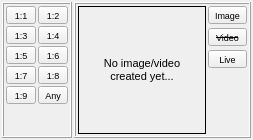
Before: the Qt Designer form desktopgui/desktopgui.ui in mxklabs/mxklabs-matrix, drawn with Qt 5.
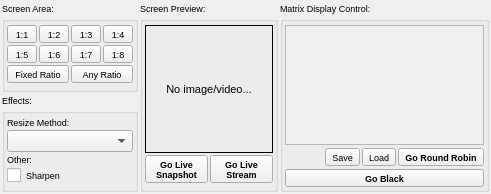
After: the same form once the commit is applied.

Commit message: Reconfigurated the desktop gui or something or nothing.

The edit to the form file:
```diff
--- a/desktopgui/desktopgui.ui
+++ b/desktopgui/desktopgui.ui
@@ -9,8 +9,8 @@
    <rect>
     <x>0</x>
     <y>0</y>
-    <width>252</width>
-    <height>140</height>
+    <width>487</width>
+    <height>194</height>
    </rect>
   </property>
   <property name="sizePolicy">
@@ -52,125 +52,55 @@
      <number>2</number>
     </property>
     <item>
-     <widget class="QFrame" name="frame_2">
+     <widget class="QFrame" name="frame_3">
       <property name="frameShape">
-       <enum>QFrame::Box</enum>
+       <enum>QFrame::NoFrame</enum>
       </property>
       <property name="frameShadow">
        <enum>QFrame::Raised</enum>
       </property>
-      <layout class="QGridLayout" name="gridLayout">
-       <property name="leftMargin">
+      <layout class="QVBoxLayout" name="verticalLayout_4">
+       <property name="spacing">
         <number>2</number>
        </property>
+       <property name="leftMargin">
+        <number>0</number>
+       </property>
        <property name="topMargin">
-        <number>2</number>
+        <number>0</number>
        </property>
        <property name="rightMargin">
-        <number>2</number>
+        <number>0</number>
        </property>
        <property name="bottomMargin">
-        <number>3</number>
+        <number>0</number>
        </property>
-       <property name="spacing">
-        <number>2</number>
-       </property>
-       <item row="4" column="1">
-        <widget class="QToolButton" name="push_button_arbitrary">
-         <property name="sizePolicy">
-          <sizepolicy hsizetype="MinimumExpanding" vsizetype="Fixed">
-           <horstretch>0</horstretch>
-           <verstretch>0</verstretch>
-          </sizepolicy>
-         </property>
-         <property name="minimumSize">
-          <size>
-           <width>30</width>
-           <height>0</height>
-          </size>
-         </property>
+       <item>
+        <widget class="QGroupBox" name="group_screen_area">
          <property name="font">
           <font>
            <pointsize>7</pointsize>
           </font>
          </property>
-         <property name="text">
-          <string>Any</string>
+         <property name="title">
+          <string>Screen Area:</string>
          </property>
-        </widget>
-       </item>
-       <item row="2" column="0">
-        <widget class="QToolButton" name="push_button_1_5">
-         <property name="sizePolicy">
-          <sizepolicy hsizetype="MinimumExpanding" vsizetype="Fixed">
-           <horstretch>1</horstretch>
-           <verstretch>0</verstretch>
-          </sizepolicy>
-         </property>
-         <property name="minimumSize">
-          <size>
-           <width>30</width>
-           <height>0</height>
-          </size>
-         </property>
-         <property name="font">
-          <font>
-           <pointsize>7</pointsize>
-          </font>
-         </property>
-         <property name="text">
-          <string>1:5</string>
-         </property>
-        </widget>
-       </item>
-       <item row="4" column="0">
-        <widget class="QToolButton" name="push_button_1_9">
-         <property name="sizePolicy">
-          <sizepolicy hsizetype="MinimumExpanding" vsizetype="Fixed">
-           <horstretch>1</horstretch>
-           <verstretch>0</verstretch>
-          </sizepolicy>
-         </property>
-         <property name="minimumSize">
-          <size>
-           <width>30</width>
-           <height>0</height>
-          </size>
-         </property>
-         <property name="font">
-          <font>
-           <pointsize>7</pointsize>
-          </font>
-         </property>
-         <property name="text">
-          <string>1:9</string>
-         </property>
-        </widget>
-       </item>
-       <item row="3" column="0">
-        <widget class="QToolButton" name="push_button_1_7">
-         <property name="sizePolicy">
-          <sizepolicy hsizetype="MinimumExpanding" vsizetype="Fixed">
-           <horstretch>1</horstretch>
-           <verstretch>0</verstretch>
-          </sizepolicy>
-         </property>
-         <property name="minimumSize">
-          <size>
-           <width>30</width>
-           <height>0</height>
-          </size>
-         </property>
-         <property name="font">
-          <font>
-           <pointsize>7</pointsize>
-          </font>
-         </property>
-         <property name="text">
-          <string>1:7</string>
-         </property>
-        </widget>
-       </item>
+         <layout class="QGridLayout" name="gridLayout_2">
+          <property name="leftMargin">
+           <number>2</number>
+          </property>
+          <property name="topMargin">
+           <number>6</number>
+          </property>
+          <property name="rightMargin">
+           <number>2</number>
+          </property>
+          <property name="bottomMargin">
+           <number>2</number>
+          </property>
+          <property name="spacing">
+           <number>2</number>
+          </property>
        <item row="0" column="0">
         <widget class="QToolButton" name="push_button_1_1">
          <property name="sizePolicy">
@@ -195,7 +125,7 @@
          </property>
         </widget>
        </item>
-       <item row="3" column="1">
+          <item row="2" column="3">
         <widget class="QToolButton" name="push_button_1_8">
          <property name="sizePolicy">
           <sizepolicy hsizetype="MinimumExpanding" vsizetype="Fixed">
@@ -219,8 +149,8 @@
          </property>
         </widget>
        </item>
-       <item row="2" column="1">
-        <widget class="QToolButton" name="push_button_1_6">
+          <item row="2" column="2">
+           <widget class="QToolButton" name="push_button_1_7">
          <property name="sizePolicy">
           <sizepolicy hsizetype="MinimumExpanding" vsizetype="Fixed">
            <horstretch>1</horstretch>
@@ -239,7 +169,31 @@
           </font>
          </property>
          <property name="text">
-          <string>1:6</string>
+             <string>1:7</string>
+            </property>
+           </widget>
+          </item>
+          <item row="2" column="0">
+           <widget class="QToolButton" name="push_button_1_5">
+            <property name="sizePolicy">
+             <sizepolicy hsizetype="MinimumExpanding" vsizetype="Fixed">
+              <horstretch>1</horstretch>
+              <verstretch>0</verstretch>
+             </sizepolicy>
+            </property>
+            <property name="minimumSize">
+             <size>
+              <width>30</width>
+              <height>0</height>
+             </size>
+            </property>
+            <property name="font">
+             <font>
+              <pointsize>7</pointsize>
+             </font>
+            </property>
+            <property name="text">
+             <string>1:5</string>
          </property>
         </widget>
        </item>
@@ -267,7 +221,20 @@
          </property>
         </widget>
        </item>
-       <item row="1" column="1">
+          <item row="8" column="3" rowspan="2">
+           <spacer name="verticalSpacer_3">
+            <property name="orientation">
+             <enum>Qt::Vertical</enum>
+            </property>
+            <property name="sizeHint" stdset="0">
+             <size>
+              <width>0</width>
+              <height>0</height>
+             </size>
+            </property>
+           </spacer>
+          </item>
+          <item row="0" column="3">
         <widget class="QToolButton" name="push_button_1_4">
          <property name="sizePolicy">
           <sizepolicy hsizetype="MinimumExpanding" vsizetype="Fixed">
@@ -291,7 +258,31 @@
          </property>
         </widget>
        </item>
-       <item row="1" column="0">
+          <item row="2" column="1">
+           <widget class="QToolButton" name="push_button_1_6">
+            <property name="sizePolicy">
+             <sizepolicy hsizetype="MinimumExpanding" vsizetype="Fixed">
+              <horstretch>1</horstretch>
+              <verstretch>0</verstretch>
+             </sizepolicy>
+            </property>
+            <property name="minimumSize">
+             <size>
+              <width>30</width>
+              <height>0</height>
+             </size>
+            </property>
+            <property name="font">
+             <font>
+              <pointsize>7</pointsize>
+             </font>
+            </property>
+            <property name="text">
+             <string>1:6</string>
+            </property>
+           </widget>
+          </item>
+          <item row="0" column="2">
         <widget class="QToolButton" name="push_button_1_3">
          <property name="sizePolicy">
           <sizepolicy hsizetype="MinimumExpanding" vsizetype="Fixed">
@@ -315,15 +306,137 @@
          </property>
         </widget>
        </item>
-       <item row="5" column="0">
-        <spacer name="verticalSpacer_2">
+          <item row="5" column="2" colspan="2">
+           <widget class="QToolButton" name="push_button_any">
+            <property name="sizePolicy">
+             <sizepolicy hsizetype="MinimumExpanding" vsizetype="Fixed">
+              <horstretch>0</horstretch>
+              <verstretch>0</verstretch>
+             </sizepolicy>
+            </property>
+            <property name="minimumSize">
+             <size>
+              <width>50</width>
+              <height>0</height>
+             </size>
+            </property>
+            <property name="font">
+             <font>
+              <pointsize>7</pointsize>
+             </font>
+            </property>
+            <property name="text">
+             <string>Any Ratio</string>
+            </property>
+           </widget>
+          </item>
+          <item row="5" column="0" colspan="2">
+           <widget class="QToolButton" name="push_button_any_fixed_ratio">
+            <property name="sizePolicy">
+             <sizepolicy hsizetype="MinimumExpanding" vsizetype="Fixed">
+              <horstretch>1</horstretch>
+              <verstretch>0</verstretch>
+             </sizepolicy>
+            </property>
+            <property name="minimumSize">
+             <size>
+              <width>50</width>
+              <height>0</height>
+             </size>
+            </property>
+            <property name="font">
+             <font>
+              <pointsize>7</pointsize>
+             </font>
+            </property>
+            <property name="text">
+             <string>Fixed Ratio</string>
+            </property>
+           </widget>
+          </item>
+         </layout>
+        </widget>
+       </item>
+       <item>
+        <widget class="QGroupBox" name="group_effects">
+         <property name="font">
+          <font>
+           <pointsize>7</pointsize>
+          </font>
+         </property>
+         <property name="title">
+          <string>Effects:</string>
+         </property>
+         <layout class="QVBoxLayout" name="verticalLayout">
+          <property name="spacing">
+           <number>2</number>
+          </property>
+          <property name="leftMargin">
+           <number>2</number>
+          </property>
+          <property name="topMargin">
+           <number>6</number>
+          </property>
+          <property name="rightMargin">
+           <number>2</number>
+          </property>
+          <property name="bottomMargin">
+           <number>2</number>
+          </property>
+          <item>
+           <widget class="QLabel" name="label_resample_method">
+            <property name="font">
+             <font>
+              <pointsize>7</pointsize>
+             </font>
+            </property>
+            <property name="text">
+             <string>Resize Method:</string>
+            </property>
+           </widget>
+          </item>
+          <item>
+           <widget class="QComboBox" name="combo_resample_method">
+            <property name="font">
+             <font>
+              <pointsize>7</pointsize>
+             </font>
+            </property>
+           </widget>
+          </item>
+          <item>
+           <widget class="QLabel" name="label_sharpen">
+            <property name="font">
+             <font>
+              <pointsize>7</pointsize>
+             </font>
+            </property>
+            <property name="text">
+             <string>Other:</string>
+            </property>
+           </widget>
+          </item>
+          <item>
+           <widget class="QCheckBox" name="checkbox_sharpen">
+            <property name="font">
+             <font>
+              <pointsize>7</pointsize>
+             </font>
+            </property>
+            <property name="text">
+             <string>Sharpen</string>
+            </property>
+           </widget>
+          </item>
+          <item>
+           <spacer name="verticalSpacer_6">
          <property name="orientation">
           <enum>Qt::Vertical</enum>
          </property>
          <property name="sizeHint" stdset="0">
           <size>
-           <width>20</width>
-           <height>1</height>
+              <width>0</width>
+              <height>0</height>
           </size>
          </property>
         </spacer>
@@ -331,15 +444,26 @@
       </layout>
      </widget>
     </item>
+      </layout>
+     </widget>
+    </item>
     <item>
-     <widget class="QFrame" name="frame_3">
-      <property name="frameShape">
-       <enum>QFrame::Box</enum>
+     <widget class="QGroupBox" name="group_screen_preview">
+      <property name="sizePolicy">
+       <sizepolicy hsizetype="Fixed" vsizetype="Preferred">
+        <horstretch>0</horstretch>
+        <verstretch>0</verstretch>
+       </sizepolicy>
       </property>
-      <property name="frameShadow">
-       <enum>QFrame::Raised</enum>
+      <property name="font">
+       <font>
+        <pointsize>7</pointsize>
+       </font>
       </property>
-      <layout class="QHBoxLayout" name="horizontalLayout_2">
+      <property name="title">
+       <string>Screen Preview:</string>
+      </property>
+      <layout class="QVBoxLayout" name="verticalLayout_5">
        <property name="spacing">
         <number>2</number>
        </property>
@@ -347,7 +471,7 @@
         <number>2</number>
        </property>
        <property name="topMargin">
-        <number>2</number>
+        <number>6</number>
        </property>
        <property name="rightMargin">
         <number>2</number>
@@ -356,7 +480,7 @@
         <number>2</number>
        </property>
        <item>
-        <widget class="QLabel" name="label_matrix_preview">
+        <widget class="QLabel" name="label_screen_preview">
          <property name="minimumSize">
           <size>
            <width>128</width>
@@ -379,8 +503,7 @@
           <enum>QFrame::Box</enum>
          </property>
          <property name="text">
-          <string>No image/video
-created yet...</string>
+          <string>No image/video...</string>
          </property>
          <property name="textFormat">
           <enum>Qt::PlainText</enum>
@@ -391,16 +514,16 @@
         </widget>
        </item>
        <item>
-        <widget class="QFrame" name="frame">
+        <widget class="QFrame" name="frame_live_buttons">
          <property name="frameShape">
           <enum>QFrame::NoFrame</enum>
          </property>
          <property name="frameShadow">
           <enum>QFrame::Raised</enum>
          </property>
-         <layout class="QVBoxLayout" name="verticalLayout">
+         <layout class="QHBoxLayout" name="horizontalLayout_2">
           <property name="spacing">
-           <number>4</number>
+           <number>2</number>
           </property>
           <property name="leftMargin">
            <number>0</number>
@@ -415,9 +538,12 @@
            <number>0</number>
           </property>
           <item>
-           <widget class="QToolButton" name="button_take_image">
+           <widget class="QToolButton" name="button_go_live_snapshot">
+            <property name="enabled">
+             <bool>true</bool>
+            </property>
             <property name="sizePolicy">
-             <sizepolicy hsizetype="MinimumExpanding" vsizetype="Minimum">
+             <sizepolicy hsizetype="MinimumExpanding" vsizetype="Fixed">
               <horstretch>0</horstretch>
               <verstretch>0</verstretch>
              </sizepolicy>
@@ -431,76 +557,235 @@
             <property name="font">
              <font>
               <pointsize>7</pointsize>
+              <weight>75</weight>
+              <bold>true</bold>
              </font>
             </property>
             <property name="text">
-             <string>Image</string>
+             <string>Go Live
+Snapshot</string>
             </property>
            </widget>
           </item>
           <item>
-           <widget class="QToolButton" name="button_take_video">
+           <widget class="QToolButton" name="button_go_live_stream">
+            <property name="enabled">
+             <bool>true</bool>
+            </property>
             <property name="sizePolicy">
-             <sizepolicy hsizetype="MinimumExpanding" vsizetype="Minimum">
+             <sizepolicy hsizetype="MinimumExpanding" vsizetype="Fixed">
               <horstretch>0</horstretch>
               <verstretch>0</verstretch>
              </sizepolicy>
             </property>
-            <property name="minimumSize">
-             <size>
-              <width>30</width>
-              <height>0</height>
-             </size>
-            </property>
             <property name="font">
              <font>
               <pointsize>7</pointsize>
-              <strikeout>true</strikeout>
+              <weight>75</weight>
+              <bold>true</bold>
              </font>
             </property>
             <property name="text">
-             <string>Video</string>
+             <string>Go Live
+Stream</string>
             </property>
            </widget>
           </item>
-          <item>
-           <widget class="QToolButton" name="button_live">
-            <property name="sizePolicy">
-             <sizepolicy hsizetype="MinimumExpanding" vsizetype="Minimum">
-              <horstretch>0</horstretch>
-              <verstretch>0</verstretch>
-             </sizepolicy>
-            </property>
-            <property name="minimumSize">
-             <size>
-              <width>30</width>
-              <height>0</height>
-             </size>
-            </property>
-            <property name="font">
-             <font>
-              <pointsize>7</pointsize>
-             </font>
-            </property>
-            <property name="text">
-             <string>Live</string>
-            </property>
+         </layout>
            </widget>
           </item>
           <item>
-           <spacer name="verticalSpacer_3">
+        <spacer name="verticalSpacer">
             <property name="orientation">
              <enum>Qt::Vertical</enum>
             </property>
             <property name="sizeHint" stdset="0">
              <size>
-              <width>20</width>
-              <height>1</height>
+           <width>0</width>
+           <height>0</height>
              </size>
             </property>
            </spacer>
           </item>
          </layout>
+     </widget>
+    </item>
+    <item>
+     <widget class="QGroupBox" name="group_display_control">
+      <property name="font">
+       <font>
+        <pointsize>7</pointsize>
+       </font>
+      </property>
+      <property name="title">
+       <string>Matrix Display Control:</string>
+      </property>
+      <layout class="QVBoxLayout" name="verticalLayout_3">
+       <property name="spacing">
+        <number>2</number>
+       </property>
+       <property name="leftMargin">
+        <number>2</number>
+       </property>
+       <property name="topMargin">
+        <number>6</number>
+       </property>
+       <property name="rightMargin">
+        <number>2</number>
+       </property>
+       <property name="bottomMargin">
+        <number>2</number>
+       </property>
+       <item>
+        <widget class="QFrame" name="frame_2">
+         <property name="font">
+          <font>
+           <pointsize>7</pointsize>
+          </font>
+         </property>
+         <property name="frameShape">
+          <enum>QFrame::NoFrame</enum>
+         </property>
+         <property name="frameShadow">
+          <enum>QFrame::Raised</enum>
+         </property>
+         <layout class="QVBoxLayout" name="verticalLayout_2">
+          <property name="spacing">
+           <number>2</number>
+          </property>
+          <property name="leftMargin">
+           <number>0</number>
+          </property>
+          <property name="topMargin">
+           <number>0</number>
+          </property>
+          <property name="rightMargin">
+           <number>0</number>
+          </property>
+          <property name="bottomMargin">
+           <number>0</number>
+          </property>
+          <item>
+           <widget class="QScrollArea" name="scroll_area_slots">
+            <property name="widgetResizable">
+             <bool>true</bool>
+            </property>
+            <widget class="QWidget" name="scroll_area_slots_contents">
+             <property name="geometry">
+              <rect>
+               <x>0</x>
+               <y>0</y>
+               <width>187</width>
+               <height>118</height>
+              </rect>
+             </property>
+            </widget>
+           </widget>
+          </item>
+          <item>
+           <widget class="QFrame" name="frame_5">
+            <property name="frameShape">
+             <enum>QFrame::NoFrame</enum>
+            </property>
+            <property name="frameShadow">
+             <enum>QFrame::Raised</enum>
+            </property>
+            <property name="lineWidth">
+             <number>0</number>
+            </property>
+            <layout class="QHBoxLayout" name="horizontalLayout_4">
+             <property name="spacing">
+              <number>2</number>
+             </property>
+             <property name="leftMargin">
+              <number>0</number>
+             </property>
+             <property name="topMargin">
+              <number>0</number>
+             </property>
+             <property name="rightMargin">
+              <number>0</number>
+             </property>
+             <property name="bottomMargin">
+              <number>0</number>
+             </property>
+             <item>
+              <spacer name="horizontalSpacer">
+               <property name="orientation">
+                <enum>Qt::Horizontal</enum>
+               </property>
+               <property name="sizeHint" stdset="0">
+                <size>
+                 <width>40</width>
+                 <height>20</height>
+                </size>
+               </property>
+              </spacer>
+             </item>
+             <item>
+              <widget class="QToolButton" name="button_save_slots">
+               <property name="enabled">
+                <bool>true</bool>
+               </property>
+               <property name="text">
+                <string>Save</string>
+               </property>
+              </widget>
+             </item>
+             <item>
+              <widget class="QToolButton" name="button_load_slots">
+               <property name="enabled">
+                <bool>true</bool>
+               </property>
+               <property name="text">
+                <string>Load</string>
+               </property>
+              </widget>
+             </item>
+             <item>
+              <widget class="QToolButton" name="button_go_round_robin">
+               <property name="enabled">
+                <bool>true</bool>
+               </property>
+               <property name="font">
+                <font>
+                 <pointsize>7</pointsize>
+                 <weight>75</weight>
+                 <bold>true</bold>
+                </font>
+               </property>
+               <property name="text">
+                <string>Go Round Robin</string>
+               </property>
+              </widget>
+             </item>
+            </layout>
+           </widget>
+          </item>
+         </layout>
+        </widget>
+       </item>
+       <item>
+        <widget class="QToolButton" name="button_go_black">
+         <property name="enabled">
+          <bool>true</bool>
+         </property>
+         <property name="sizePolicy">
+          <sizepolicy hsizetype="MinimumExpanding" vsizetype="Fixed">
+           <horstretch>0</horstretch>
+           <verstretch>0</verstretch>
+          </sizepolicy>
+         </property>
+         <property name="font">
+          <font>
+           <pointsize>7</pointsize>
+           <weight>75</weight>
+           <bold>true</bold>
+          </font>
+         </property>
+         <property name="text">
+          <string>Go Black</string>
+         </property>
         </widget>
        </item>
       </layout>
```
Lines whose indentation alone changed are shown as unchanged. The commit also changes 3 other files.
